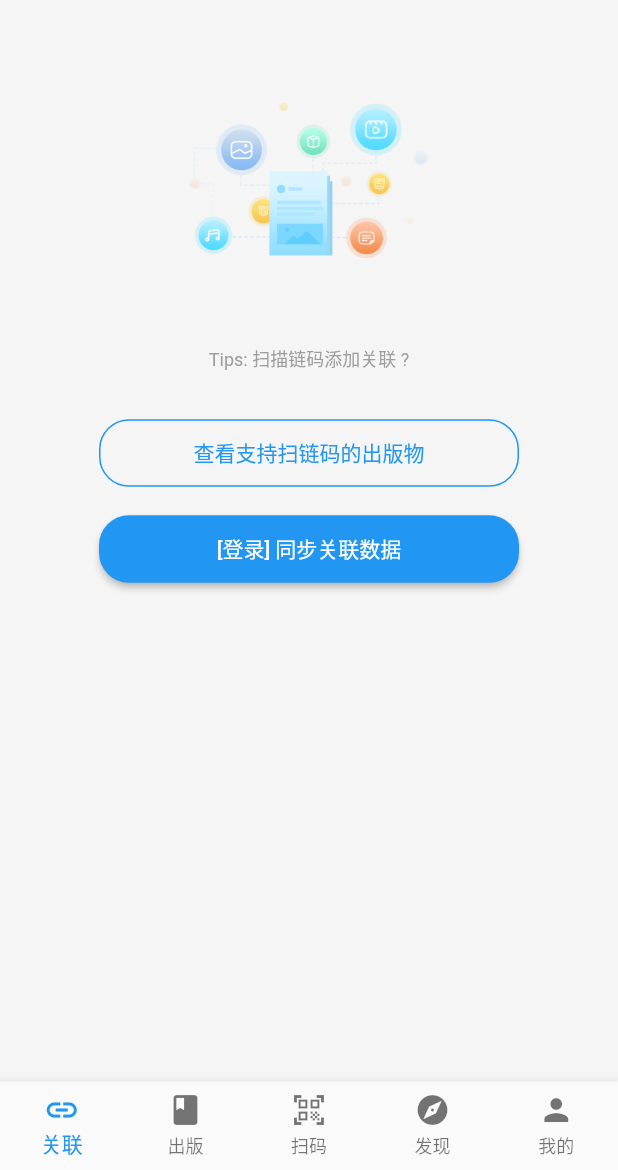
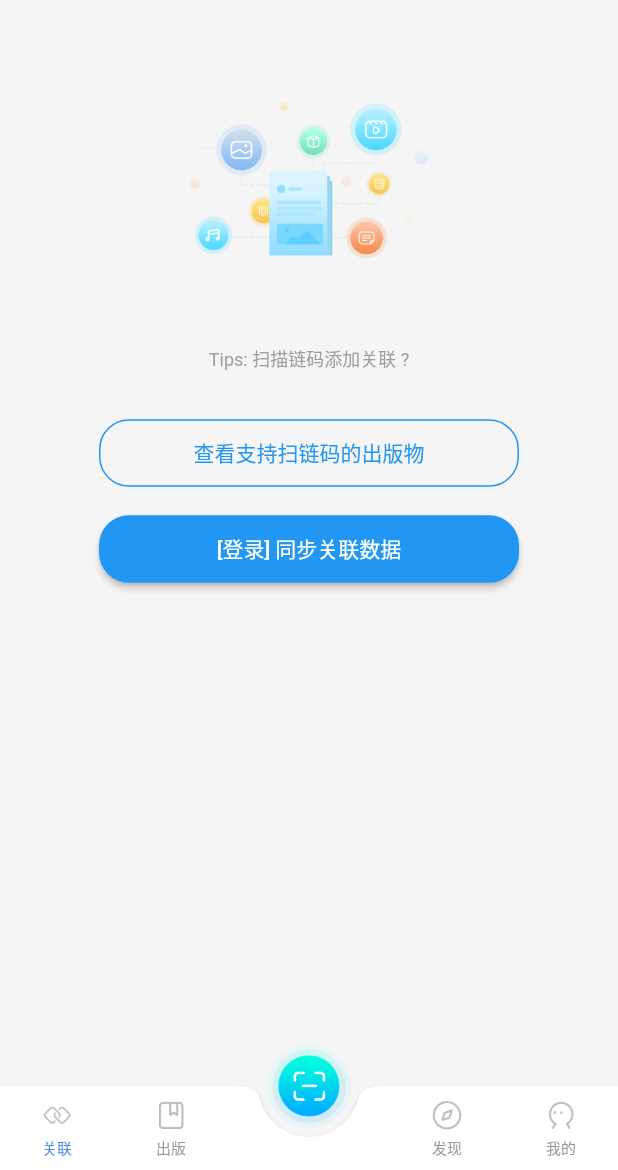
Before and after one commit to KysonLi/flutter_fmlinker, a Flutter app: the screen it shows after launch, on a phone screen of 412 x 824 dp, the part 66-1236 px from its top. Run offline on Flutter 3.47's test engine with Material 2 defaults, Android fonts, the phone set to English and light mode, and no system bars; our stand-ins replace cached_network_image, carousel_slider, device_info_plus, dio, flutter_easyloading, go_router and 8 more; missing offline and left inert: dart:html, fluwx; accounts and stored records are empty.

Commit message:
feat: 重构底部导航栏并添加扫码功能
1. 替换默认底部导航栏为带凸起扫码按钮的自定义BottomAppBar
2. 添加全套tabbar图标资源并更新pubspec.yaml资源配置
3. 将扫码页改为独立路由页面，通过FAB跳转
4. 调整登录页第三方登录按钮尺寸
5. 为扫码全屏页添加关闭返回按钮

```diff
--- a/lib/screens/auth/login_screen.dart
+++ b/lib/screens/auth/login_screen.dart
@@ -642,8 +642,8 @@ class _LoginScreenState extends State<LoginScreen> {
                           GestureDetector(
                             onTap: () => _thirdPartyLogin('wechat'),
                             child: Container(
-                              width: 60,
-                              height: 60 * s,
+                              width: 50,
+                              height: 50 * s,
                               padding: const EdgeInsets.all(8),
                               child: Image.asset(
                                 'assets/icons/wechat.png',
@@ -655,8 +655,8 @@ class _LoginScreenState extends State<LoginScreen> {
                           GestureDetector(
                             onTap: () => _thirdPartyLogin('qq'),
                             child: Container(
-                              width: 60,
-                              height: 60 * s,
+                              width: 50,
+                              height: 50 * s,
                               padding: const EdgeInsets.all(8),
                               child: Image.asset(
                                 'assets/icons/qq.png',
@@ -670,8 +670,8 @@ class _LoginScreenState extends State<LoginScreen> {
                             GestureDetector(
                               onTap: () => _thirdPartyLogin('apple'),
                               child: Container(
-                                width: 60,
-                                height: 60 * s,
+                                width: 50,
+                                height: 50 * s,
                                 padding: const EdgeInsets.all(8),
                                 child: Image.asset(
                                   'assets/icons/apple.png',
@@ -685,8 +685,8 @@ class _LoginScreenState extends State<LoginScreen> {
                           GestureDetector(
                             onTap: () => _thirdPartyLogin('south_cloud'),
                             child: Container(
-                              width: 60,
-                              height: 60 * s,
+                              width: 50,
+                              height: 50 * s,
                               padding: const EdgeInsets.all(8),
                               child: const Icon(
                                 Icons.more_horiz,
--- a/lib/screens/main/main_screen.dart
+++ b/lib/screens/main/main_screen.dart
@@ -1,9 +1,9 @@
 import 'package:flutter/material.dart';
+import 'package:go_router/go_router.dart';
 import 'package:provider/provider.dart';
 import '../../provider/tab_provider.dart';
 import '../history/history_screen.dart';
 import '../publish/publish_screen.dart';
-import '../scan/scan_screen.dart';
 import '../discover/discover_screen.dart';
 import '../profile/profile_screen.dart';
 
@@ -21,8 +21,6 @@ class MainScreen extends StatelessWidget {
           return const HistoryScreen();
         case 1:
           return const PublishScreen();
-        case 2:
-          return const ScanScreen();
         case 3:
           return const DiscoverScreen();
         case 4:
@@ -34,21 +32,101 @@ class MainScreen extends StatelessWidget {
 
     return Scaffold(
       body: getCurrentPage(),
-      bottomNavigationBar: BottomNavigationBar(
-        currentIndex: currentIndex,
-        onTap: (index) {
-          tabProvider.switchTab(index);
-        },
-        type: BottomNavigationBarType.fixed,
-        items: const [
-          BottomNavigationBarItem(icon: Icon(Icons.link), label: '关联'),
-          BottomNavigationBarItem(icon: Icon(Icons.book), label: '出版'),
-          BottomNavigationBarItem(
-            icon: Icon(Icons.qr_code_scanner),
-            label: '扫码',
+      // 中央凸起的扫码按钮：仅一个图标，无文字，点击进入独立的全屏扫码页（与 tabbar 无关联）
+      floatingActionButton: FloatingActionButton(
+        heroTag: 'scan_fab',
+        onPressed: () => context.push('/scan'),
+        backgroundColor: Colors.transparent,
+        elevation: 0,
+        child: Image.asset(
+          'assets/icons/tabbar/scanning.png',
+          width: 56,
+          height: 56,
+          fit: BoxFit.contain,
+        ),
+      ),
+      floatingActionButtonLocation: FloatingActionButtonLocation.centerDocked,
+      bottomNavigationBar: BottomAppBar(
+        shape: const CircularNotchedRectangle(),
+        notchMargin: 6,
+        color: Colors.white,
+        elevation: 2,
+        child: SizedBox(
+          height: 56,
+          child: Row(
+            mainAxisAlignment: MainAxisAlignment.spaceAround,
+            children: [
+              _buildTabItem(
+                context,
+                0,
+                '关联',
+                'assets/icons/tabbar/linker.png',
+                'assets/icons/tabbar/linker_active.png',
+                tabProvider,
+              ),
+              _buildTabItem(
+                context,
+                1,
+                '出版',
+                'assets/icons/tabbar/publish.png',
+                'assets/icons/tabbar/publish_active.png',
+                tabProvider,
+              ),
+              // 中间凹槽：容纳凸起的扫码按钮
+              const SizedBox(width: 56),
+              _buildTabItem(
+                context,
+                3,
+                '发现',
+                'assets/icons/tabbar/discover.png',
+                'assets/icons/tabbar/discover_active.png',
+                tabProvider,
+              ),
+              _buildTabItem(
+                context,
+                4,
+                '我的',
+                'assets/icons/tabbar/mine.png',
+                'assets/icons/tabbar/mine_active.png',
+                tabProvider,
+              ),
+            ],
           ),
-          BottomNavigationBarItem(icon: Icon(Icons.explore), label: '发现'),
-          BottomNavigationBarItem(icon: Icon(Icons.person), label: '我的'),
+        ),
+      ),
+    );
+  }
+
+  Widget _buildTabItem(
+    BuildContext context,
+    int index,
+    String label,
+    String icon,
+    String activeIcon,
+    TabProvider tabProvider,
+  ) {
+    final bool selected = tabProvider.currentIndex == index;
+    return InkWell(
+      onTap: () => tabProvider.switchTab(index),
+      child: Column(
+        mainAxisSize: MainAxisSize.min,
+        children: [
+          Image.asset(
+            selected ? activeIcon : icon,
+            width: 24,
+            height: 24,
+            fit: BoxFit.contain,
+          ),
+          const SizedBox(height: 2),
+          Text(
+            label,
+            style: TextStyle(
+              fontSize: 10,
+              color: selected
+                  ? const Color(0xFF4A90E2)
+                  : const Color(0xFF999999),
+            ),
+          ),
         ],
       ),
     );
--- a/lib/screens/scan/scan_screen.dart
+++ b/lib/screens/scan/scan_screen.dart
@@ -344,7 +344,12 @@ class _ScanScreenState extends State<ScanScreen>
               alignment: Alignment.topCenter,
               child: Row(
                 children: [
-                  const SizedBox(width: 48),
+                  // 全屏页关闭/返回按钮
+                  IconButton(
+                    icon: const Icon(Icons.close,
+                        color: Colors.white, size: 24),
+                    onPressed: () => context.pop(),
+                  ),
                   const Expanded(
                     child: Text(
                       '扫一扫',
--- a/pubspec.yaml
+++ b/pubspec.yaml
@@ -199,6 +199,7 @@ flutter:
   assets:
     - assets/images/
     - assets/icons/
+    - assets/icons/tabbar/
     - assets/html/
     - assets/html/book/
 
```
Also changed, not shown: assets/icons/tabbar/discover.png (added), assets/icons/tabbar/discover_active.png (added), assets/icons/tabbar/linker.png (added), assets/icons/tabbar/linker_active.png (added), assets/icons/tabbar/mine.png (added), assets/icons/tabbar/mine_active.png (added), assets/icons/tabbar/publish.png (added), assets/icons/tabbar/publish_active.png (added), assets/icons/tabbar/scanning.png (added).
